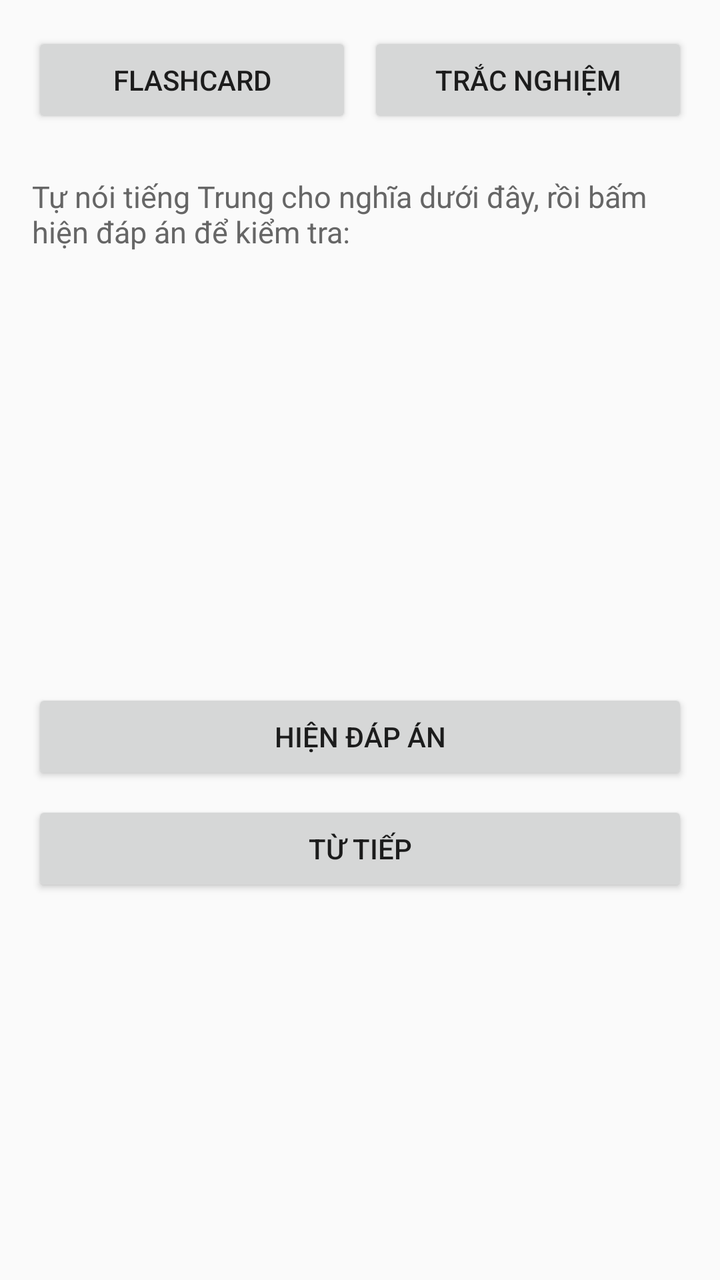
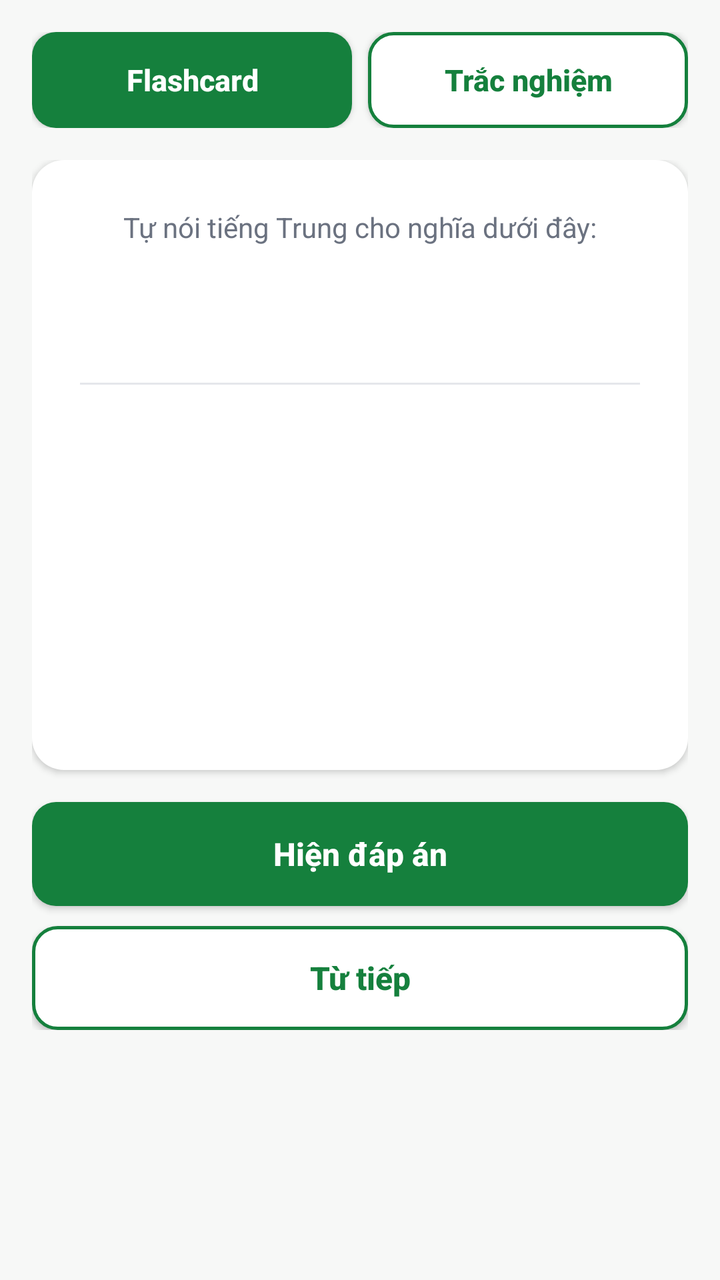

An Android layout rendered at two revisions. The XML below is the earlier revision; the diff shows what the commit changed to produce the second picture.
<!-- AndroidManifest.xml: application theme Theme.HocTiengTrung -->
<!-- res/layout/activity_practice.xml -->
<?xml version="1.0" encoding="utf-8"?>
<ScrollView xmlns:android="http://schemas.android.com/apk/res/android"
    android:layout_width="match_parent"
    android:layout_height="match_parent">

    <LinearLayout
        android:layout_width="match_parent"
        android:layout_height="wrap_content"
        android:orientation="vertical"
        android:padding="16dp">

        <LinearLayout
            android:layout_width="match_parent"
            android:layout_height="wrap_content"
            android:orientation="horizontal">

            <Button
                android:id="@+id/btn_mode_flash"
                android:layout_width="0dp"
                android:layout_height="wrap_content"
                android:layout_weight="1"
                android:text="Flashcard" />

            <Button
                android:id="@+id/btn_mode_quiz"
                android:layout_width="0dp"
                android:layout_height="wrap_content"
                android:layout_marginStart="8dp"
                android:layout_weight="1"
                android:text="Trắc nghiệm" />
        </LinearLayout>

        <LinearLayout
            android:id="@+id/flash_container"
            android:layout_width="match_parent"
            android:layout_height="wrap_content"
            android:layout_marginTop="24dp"
            android:orientation="vertical">

            <TextView
                android:layout_width="match_parent"
                android:layout_height="wrap_content"
                android:text="Tự nói tiếng Trung cho nghĩa dưới đây, rồi bấm hiện đáp án để kiểm tra:"
                android:textColor="#666666"
                android:textSize="15sp" />

            <TextView
                android:id="@+id/flash_vi"
                android:layout_width="match_parent"
                android:layout_height="wrap_content"
                android:layout_marginTop="16dp"
                android:gravity="center"
                android:textSize="24sp"
                android:textStyle="bold" />

            <TextView
                android:id="@+id/flash_zh"
                android:layout_width="match_parent"
                android:layout_height="wrap_content"
                android:layout_marginTop="16dp"
                android:gravity="center"
                android:textSize="30sp"
                android:textStyle="bold"
                android:visibility="invisible" />

            <TextView
                android:id="@+id/flash_py"
                android:layout_width="match_parent"
                android:layout_height="wrap_content"
                android:gravity="center"
                android:textColor="#666666"
                android:textSize="16sp"
                android:visibility="invisible" />

            <ImageButton
                android:id="@+id/btn_flash_speak"
                android:layout_width="64dp"
                android:layout_height="64dp"
                android:layout_gravity="center_horizontal"
                android:layout_marginTop="12dp"
                android:background="?android:attr/selectableItemBackgroundBorderless"
                android:contentDescription="Nghe phát âm"
                android:src="@android:drawable/ic_btn_speak_now"
                android:visibility="invisible" />

            <Button
                android:id="@+id/btn_reveal"
                android:layout_width="match_parent"
                android:layout_height="wrap_content"
                android:layout_marginTop="16dp"
                android:text="Hiện đáp án" />

            <Button
                android:id="@+id/btn_flash_next"
                android:layout_width="match_parent"
                android:layout_height="wrap_content"
                android:layout_marginTop="8dp"
                android:text="Từ tiếp" />
        </LinearLayout>

        <LinearLayout
            android:id="@+id/quiz_container"
            android:layout_width="match_parent"
            android:layout_height="wrap_content"
            android:layout_marginTop="24dp"
            android:orientation="vertical"
            android:visibility="gone">

            <TextView
                android:layout_width="match_parent"
                android:layout_height="wrap_content"
                android:text="Từ này nghĩa là gì?"
                android:textColor="#666666"
                android:textSize="15sp" />

            <TextView
                android:id="@+id/quiz_zh"
                android:layout_width="match_parent"
                android:layout_height="wrap_content"
                android:layout_marginTop="16dp"
                android:gravity="center"
                android:textSize="30sp"
                android:textStyle="bold" />

            <Button
                android:id="@+id/quiz_opt_0"
                android:layout_width="match_parent"
                android:layout_height="wrap_content"
                android:layout_marginTop="16dp" />

            <Button
                android:id="@+id/quiz_opt_1"
                android:layout_width="match_parent"
                android:layout_height="wrap_content"
                android:layout_marginTop="8dp" />

            <Button
                android:id="@+id/quiz_opt_2"
                android:layout_width="match_parent"
                android:layout_height="wrap_content"
                android:layout_marginTop="8dp" />

            <Button
                android:id="@+id/quiz_opt_3"
                android:layout_width="match_parent"
                android:layout_height="wrap_content"
                android:layout_marginTop="8dp" />

            <TextView
                android:id="@+id/quiz_score"
                android:layout_width="match_parent"
                android:layout_height="wrap_content"
                android:layout_marginTop="16dp"
                android:gravity="center"
                android:textSize="16sp" />

            <Button
                android:id="@+id/btn_quiz_next"
                android:layout_width="match_parent"
                android:layout_height="wrap_content"
                android:layout_marginTop="8dp"
                android:text="Câu tiếp" />
        </LinearLayout>
    </LinearLayout>
</ScrollView>
<!-- resources referenced by this layout -->
<resources>
  <style name="Theme.HocTiengTrung" parent="android:Theme.Material.Light.DarkActionBar">
          <item name="android:colorPrimary">@color/green</item>
          <item name="android:colorPrimaryDark">#1B5E20</item>
          <item name="android:colorAccent">@color/green</item>
      </style>
  <color name="green">#2E7D32</color>
</resources>

<!-- the commit's change to res/layout/activity_practice.xml (unified diff, before → after) -->
@@ -1,7 +1,8 @@
 <?xml version="1.0" encoding="utf-8"?>
 <ScrollView xmlns:android="http://schemas.android.com/apk/res/android"
     android:layout_width="match_parent"
-    android:layout_height="match_parent">
+    android:layout_height="match_parent"
+    android:background="@color/app_bg">
 
     <LinearLayout
         android:layout_width="match_parent"
@@ -9,6 +10,7 @@
         android:orientation="vertical"
         android:padding="16dp">
 
+        
         <LinearLayout
             android:layout_width="match_parent"
             android:layout_height="wrap_content"
@@ -17,149 +19,226 @@
             <Button
                 android:id="@+id/btn_mode_flash"
                 android:layout_width="0dp"
-                android:layout_height="wrap_content"
+                android:layout_height="48dp"
                 android:layout_weight="1"
-                android:text="Flashcard" />
+                android:background="@drawable/bg_btn_primary"
+                android:text="Flashcard"
+                android:textAllCaps="false"
+                android:textColor="#FFFFFF"
+                android:textSize="15sp"
+                android:textStyle="bold" />
 
             <Button
                 android:id="@+id/btn_mode_quiz"
                 android:layout_width="0dp"
-                android:layout_height="wrap_content"
+                android:layout_height="48dp"
                 android:layout_marginStart="8dp"
                 android:layout_weight="1"
-                android:text="Trắc nghiệm" />
+                android:background="@drawable/bg_btn_outline"
+                android:text="Trắc nghiệm"
+                android:textAllCaps="false"
+                android:textColor="@color/green"
+                android:textSize="15sp"
+                android:textStyle="bold" />
         </LinearLayout>
 
+        
         <LinearLayout
             android:id="@+id/flash_container"
             android:layout_width="match_parent"
             android:layout_height="wrap_content"
-            android:layout_marginTop="24dp"
+            android:layout_marginTop="16dp"
             android:orientation="vertical">
 
-            <TextView
+            <LinearLayout
                 android:layout_width="match_parent"
                 android:layout_height="wrap_content"
-                android:text="Tự nói tiếng Trung cho nghĩa dưới đây, rồi bấm hiện đáp án để kiểm tra:"
-                android:textColor="#666666"
-                android:textSize="15sp" />
-
-            <TextView
-                android:id="@+id/flash_vi"
-                android:layout_width="match_parent"
-                android:layout_height="wrap_content"
+                android:background="@drawable/bg_card"
+                android:elevation="2dp"
+                android:orientation="vertical"
+                android:padding="24dp">
+
+                <TextView
+                    android:layout_width="match_parent"
+                    android:layout_height="wrap_content"
+                    android:gravity="center"
+                    android:text="Tự nói tiếng Trung cho nghĩa dưới đây:"
+                    android:textColor="@color/text_secondary"
+                    android:textSize="14sp" />
+
+                <TextView
+                    android:id="@+id/flash_vi"
+                    android:layout_width="match_parent"
+                    android:layout_height="wrap_content"
+                    android:layout_marginTop="16dp"
+                    android:gravity="center"
+                    android:textColor="@color/text_primary"
+                    android:textSize="24sp"
+                    android:textStyle="bold" />
+
+                <View
+                    android:layout_width="match_parent"
+                    android:layout_height="1dp"
+                    android:layout_marginTop="20dp"
+                    android:background="@color/divider" />
+
+                <TextView
+                    android:id="@+id/flash_zh"
+                    android:layout_width="match_parent"
+                    android:layout_height="wrap_content"
+                    android:layout_marginTop="20dp"
+                    android:gravity="center"
+                    android:textColor="@color/green_dark"
+                    android:textSize="32sp"
+                    android:textStyle="bold"
+                    android:visibility="invisible" />
+
+                <TextView
+                    android:id="@+id/flash_py"
+                    android:layout_width="match_parent"
+                    android:layout_height="wrap_content"
+                    android:layout_marginTop="4dp"
+                    android:gravity="center"
+                    android:textColor="@color/text_secondary"
+                    android:textSize="16sp"
+                    android:visibility="invisible" />
+
+                <ImageButton
+                    android:id="@+id/btn_flash_speak"
+                    android:layout_width="64dp"
+                    android:layout_height="64dp"
+                    android:layout_gravity="center_horizontal"
+                    android:layout_marginTop="16dp"
+                    android:background="@drawable/bg_speak"
+                    android:contentDescription="Nghe phát âm"
+                    android:padding="16dp"
+                    android:scaleType="fitCenter"
+                    android:src="@android:drawable/ic_btn_speak_now"
+                    android:tint="#FFFFFF"
+                    android:visibility="invisible" />
+            </LinearLayout>
+
+            <Button
+                android:id="@+id/btn_reveal"
+                android:layout_width="match_parent"
+                android:layout_height="52dp"
                 android:layout_marginTop="16dp"
-                android:gravity="center"
-                android:textSize="24sp"
-                android:textStyle="bold" />
-
-            <TextView
-                android:id="@+id/flash_zh"
-                android:layout_width="match_parent"
-                android:layout_height="wrap_content"
-                android:layout_marginTop="16dp"
-                android:gravity="center"
-                android:textSize="30sp"
-                android:textStyle="bold"
-                android:visibility="invisible" />
-
-            <TextView
-                android:id="@+id/flash_py"
-                android:layout_width="match_parent"
-                android:layout_height="wrap_content"
-                android:gravity="center"
-                android:textColor="#666666"
-                android:textSize="16sp"
-                android:visibility="invisible" />
-
-            <ImageButton
-                android:id="@+id/btn_flash_speak"
-                android:layout_width="64dp"
-                android:layout_height="64dp"
-                android:layout_gravity="center_horizontal"
-                android:layout_marginTop="12dp"
-                android:background="?android:attr/selectableItemBackgroundBorderless"
-                android:contentDescription="Nghe phát âm"
-                android:src="@android:drawable/ic_btn_speak_now"
-                android:visibility="invisible" />
-
-            <Button
-                android:id="@+id/btn_reveal"
-                android:layout_width="match_parent"
-                android:layout_height="wrap_content"
-                android:layout_marginTop="16dp"
-                android:text="Hiện đáp án" />
+                android:background="@drawable/bg_btn_primary"
+                android:text="Hiện đáp án"
+                android:textAllCaps="false"
+                android:textColor="#FFFFFF"
+                android:textSize="16sp"
+                android:textStyle="bold" />
 
             <Button
                 android:id="@+id/btn_flash_next"
                 android:layout_width="match_parent"
-                android:layout_height="wrap_content"
-                android:layout_marginTop="8dp"
-                android:text="Từ tiếp" />
+                android:layout_height="52dp"
+                android:layout_marginTop="10dp"
+                android:background="@drawable/bg_btn_outline"
+                android:text="Từ tiếp"
+                android:textAllCaps="false"
+                android:textColor="@color/green"
+                android:textSize="16sp"
+                android:textStyle="bold" />
         </LinearLayout>
 
+        
         <LinearLayout
             android:id="@+id/quiz_container"
             android:layout_width="match_parent"
             android:layout_height="wrap_content"
-            android:layout_marginTop="24dp"
+            android:layout_marginTop="16dp"
             android:orientation="vertical"
             android:visibility="gone">
 
+            <LinearLayout
+                android:layout_width="match_parent"
+                android:layout_height="wrap_content"
+                android:background="@drawable/bg_card_green"
+                android:orientation="vertical"
+                android:padding="24dp">
+
+                <TextView
+                    android:layout_width="match_parent"
+                    android:layout_height="wrap_content"
+                    android:gravity="center"
+                    android:text="Từ này nghĩa là gì?"
+                    android:textColor="@color/text_secondary"
+                    android:textSize="14sp" />
+
+                <TextView
+                    android:id="@+id/quiz_zh"
+                    android:layout_width="match_parent"
+                    android:layout_height="wrap_content"
+                    android:layout_marginTop="12dp"
+                    android:gravity="center"
+                    android:textColor="@color/green_dark"
+                    android:textSize="32sp"
+                    android:textStyle="bold" />
+            </LinearLayout>
+
+            <Button
+                android:id="@+id/quiz_opt_0"
+                android:layout_width="match_parent"
+                android:layout_height="56dp"
+                android:layout_marginTop="12dp"
+                android:background="@drawable/bg_card"
+                android:textAllCaps="false"
+                android:textColor="@color/text_primary"
+                android:textSize="16sp" />
+
+            <Button
+                android:id="@+id/quiz_opt_1"
+                android:layout_width="match_parent"
+                android:layout_height="56dp"
+                android:layout_marginTop="10dp"
+                android:background="@drawable/bg_card"
+                android:textAllCaps="false"
+                android:textColor="@color/text_primary"
+                android:textSize="16sp" />
+
+            <Button
+                android:id="@+id/quiz_opt_2"
+                android:layout_width="match_parent"
+                android:layout_height="56dp"
+                android:layout_marginTop="10dp"
+                android:background="@drawable/bg_card"
+                android:textAllCaps="false"
+                android:textColor="@color/text_primary"
+                android:textSize="16sp" />
+
+            <Button
+                android:id="@+id/quiz_opt_3"
+                android:layout_width="match_parent"
+                android:layout_height="56dp"
+                android:layout_marginTop="10dp"
+                android:background="@drawable/bg_card"
+                android:textAllCaps="false"
+                android:textColor="@color/text_primary"
+                android:textSize="16sp" />
+
             <TextView
-                android:layout_width="match_parent"
-                android:layout_height="wrap_content"
-                android:text="Từ này nghĩa là gì?"
-                android:textColor="#666666"
-                android:textSize="15sp" />
-
-            <TextView
-                android:id="@+id/quiz_zh"
+                android:id="@+id/quiz_score"
                 android:layout_width="match_parent"
                 android:layout_height="wrap_content"
                 android:layout_marginTop="16dp"
                 android:gravity="center"
-                android:textSize="30sp"
-                android:textStyle="bold" />
-
-            <Button
-                android:id="@+id/quiz_opt_0"
-                android:layout_width="match_parent"
-                android:layout_height="wrap_content"
-                android:layout_marginTop="16dp" />
-
-            <Button
-                android:id="@+id/quiz_opt_1"
-                android:layout_width="match_parent"
-                android:layout_height="wrap_content"
-                android:layout_marginTop="8dp" />
-
-            <Button
-                android:id="@+id/quiz_opt_2"
-                android:layout_width="match_parent"
-                android:layout_height="wrap_content"
-                android:layout_marginTop="8dp" />
-
-            <Button
-                android:id="@+id/quiz_opt_3"
-                android:layout_width="match_parent"
-                android:layout_height="wrap_content"
-                android:layout_marginTop="8dp" />
-
-            <TextView
-                android:id="@+id/quiz_score"
-                android:layout_width="match_parent"
-                android:layout_height="wrap_content"
-                android:layout_marginTop="16dp"
-                android:gravity="center"
-                android:textSize="16sp" />
+                android:textColor="@color/green_dark"
+                android:textSize="16sp"
+                android:textStyle="bold" />
 
             <Button
                 android:id="@+id/btn_quiz_next"
                 android:layout_width="match_parent"
-                android:layout_height="wrap_content"
-                android:layout_marginTop="8dp"
-                android:text="Câu tiếp" />
+                android:layout_height="52dp"
+                android:layout_marginTop="12dp"
+                android:background="@drawable/bg_btn_primary"
+                android:text="Câu tiếp"
+                android:textAllCaps="false"
+                android:textColor="#FFFFFF"
+                android:textSize="16sp"
+                android:textStyle="bold" />
         </LinearLayout>
     </LinearLayout>
 </ScrollView>
<!-- resource entries referenced after the edit -->
@@ -1,10 +1,94 @@
 <!-- resources referenced by this layout -->
 <resources>
+  <color name="app_bg">#F7F8F7</color>
+  <color name="divider">#E5E7EB</color>
   <style name="Theme.HocTiengTrung" parent="android:Theme.Material.Light.DarkActionBar">
           <item name="android:colorPrimary">@color/green</item>
-          <item name="android:colorPrimaryDark">#1B5E20</item>
+          <item name="android:colorPrimaryDark">@color/green_dark</item>
           <item name="android:colorAccent">@color/green</item>
+          <item name="android:windowBackground">@color/app_bg</item>
+          <item name="android:actionBarStyle">@style/ActionBar.HocTiengTrung</item>
+          <item name="android:statusBarColor">@color/green_dark</item>
       </style>
-  <color name="green">#2E7D32</color>
+  <color name="green_bg">#F0FDF4</color>
+  <color name="card">#FFFFFF</color>
+  <style name="ActionBar.HocTiengTrung" parent="android:Widget.Material.ActionBar.Solid">
+          <item name="android:background">@color/green</item>
+          <item name="android:titleTextStyle">@style/ActionBarTitle.HocTiengTrung</item>
+      </style>
+  <style name="ActionBarTitle.HocTiengTrung" parent="android:TextAppearance.Material.Widget.ActionBar.Title">
+          <item name="android:textColor">#FFFFFF</item>
+          <item name="android:textSize">19sp</item>
+      </style>
+  <color name="green">#15803D</color>
+  <color name="green_dark">#166534</color>
+  <color name="text_primary">#111827</color>
+  <color name="text_secondary">#6B7280</color>
+  <!-- drawable bg_btn_outline (drawable) -->
+  <?xml version="1.0" encoding="utf-8"?>
+  <selector xmlns:android="http://schemas.android.com/apk/res/android">
+      <item android:state_pressed="true">
+          <shape android:shape="rectangle">
+              <solid android:color="@color/green_bg" />
+              <stroke
+                  android:width="1.5dp"
+                  android:color="@color/green_dark" />
+              <corners android:radius="12dp" />
+          </shape>
+      </item>
+      <item>
+          <shape android:shape="rectangle">
+              <solid android:color="@color/card" />
+              <stroke
+                  android:width="1.5dp"
+                  android:color="@color/green" />
+              <corners android:radius="12dp" />
+          </shape>
+      </item>
+  </selector>
+  <!-- drawable bg_btn_primary (drawable) -->
+  <?xml version="1.0" encoding="utf-8"?>
+  <selector xmlns:android="http://schemas.android.com/apk/res/android">
+      <item android:state_pressed="true">
+          <shape android:shape="rectangle">
+              <solid android:color="@color/green_dark" />
+              <corners android:radius="12dp" />
+          </shape>
+      </item>
+      <item>
+          <shape android:shape="rectangle">
+              <solid android:color="@color/green" />
+              <corners android:radius="12dp" />
+          </shape>
+      </item>
+  </selector>
+  <!-- drawable bg_card (drawable) -->
+  <?xml version="1.0" encoding="utf-8"?>
+  <shape xmlns:android="http://schemas.android.com/apk/res/android"
+      android:shape="rectangle">
+      <solid android:color="@color/card" />
+      <corners android:radius="16dp" />
+  </shape>
+  <!-- drawable bg_card_green (drawable) -->
+  <?xml version="1.0" encoding="utf-8"?>
+  <shape xmlns:android="http://schemas.android.com/apk/res/android"
+      android:shape="rectangle">
+      <solid android:color="@color/green_bg" />
+      <corners android:radius="16dp" />
+  </shape>
+  <!-- drawable bg_speak (drawable) -->
+  <?xml version="1.0" encoding="utf-8"?>
+  <selector xmlns:android="http://schemas.android.com/apk/res/android">
+      <item android:state_pressed="true">
+          <shape android:shape="oval">
+              <solid android:color="@color/green_dark" />
+          </shape>
+      </item>
+      <item>
+          <shape android:shape="oval">
+              <solid android:color="@color/green" />
+          </shape>
+      </item>
+  </selector>
 </resources>
 
